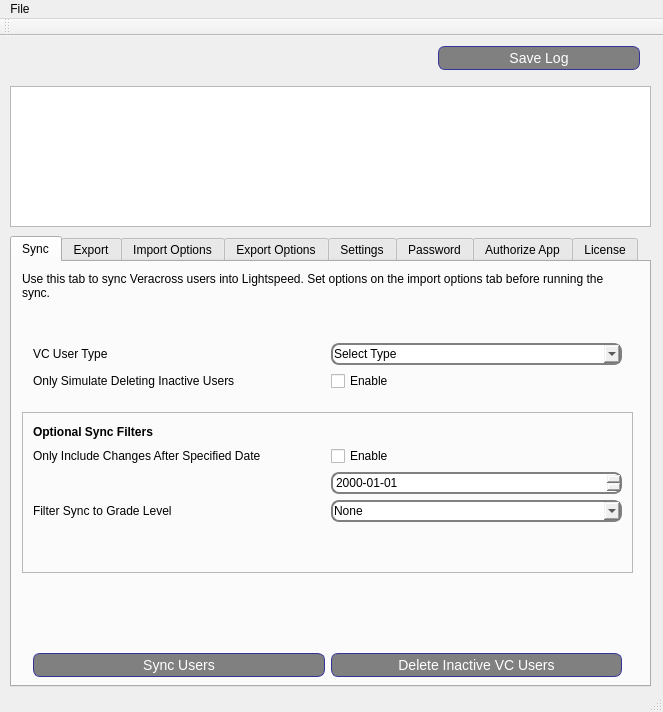
beckf/lightspeed-vc-connector, file qt-lightspeed-pos-vc-connector/mainwindow.ui: the form before one commit.
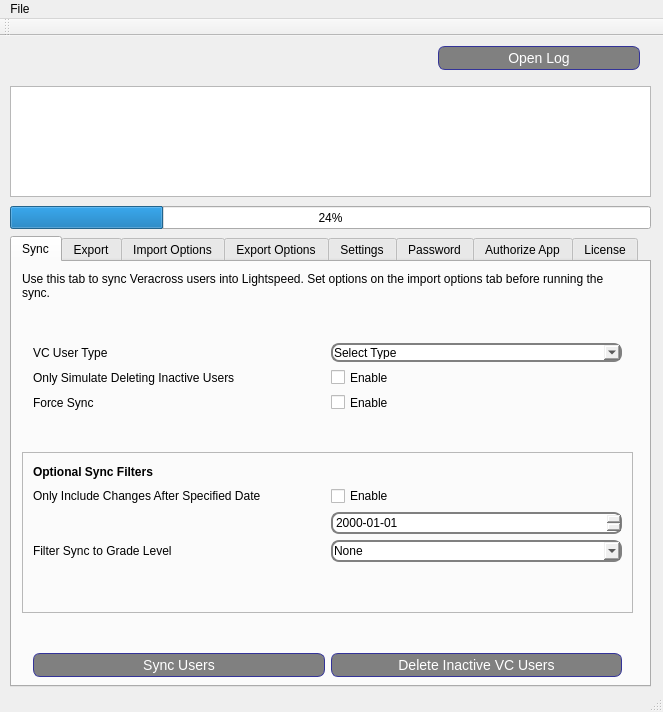
The form after the commit. The open tabs and pages were chosen to show the change.

Commit message: stopped updating text in log window. causes crashes when edited to frequently. moved to logging in %temp%. Added progress bar. added force option for sync.

```diff
--- a/qt-lightspeed-pos-vc-connector/mainwindow.ui
+++ b/qt-lightspeed-pos-vc-connector/mainwindow.ui
@@ -83,7 +83,7 @@
      <string notr="true"/>
     </property>
     <property name="currentIndex">
-     <number>3</number>
+     <number>0</number>
     </property>
     <property name="usesScrollButtons">
      <bool>false</bool>
@@ -98,24 +98,10 @@
         <x>10</x>
         <y>70</y>
         <width>611</width>
-        <height>71</height>
+        <height>91</height>
        </rect>
       </property>
       <layout class="QGridLayout" name="gridLayout_3">
-       <item row="0" column="0">
-        <widget class="QLabel" name="label_3">
-         <property name="text">
-          <string>VC User Type</string>
-         </property>
-        </widget>
-       </item>
-       <item row="1" column="0">
-        <widget class="QLabel" name="label_27">
-         <property name="text">
-          <string>Only Simulate Deleting Inactive Users</string>
-         </property>
-        </widget>
-       </item>
        <item row="0" column="1">
         <widget class="QComboBox" name="combo_SyncVCUserType">
          <item>
@@ -142,6 +128,34 @@
          </property>
         </widget>
        </item>
+       <item row="0" column="0">
+        <widget class="QLabel" name="label_3">
+         <property name="text">
+          <string>VC User Type</string>
+         </property>
+        </widget>
+       </item>
+       <item row="1" column="0">
+        <widget class="QLabel" name="label_27">
+         <property name="text">
+          <string>Only Simulate Deleting Inactive Users</string>
+         </property>
+        </widget>
+       </item>
+       <item row="2" column="0">
+        <widget class="QLabel" name="label_16">
+         <property name="text">
+          <string>Force Sync</string>
+         </property>
+        </widget>
+       </item>
+       <item row="2" column="1">
+        <widget class="QCheckBox" name="checkBox_ForceSync">
+         <property name="text">
+          <string>Enable</string>
+         </property>
+        </widget>
+       </item>
       </layout>
      </widget>
      <widget class="QWidget" name="gridLayoutWidget_2">
@@ -186,7 +200,7 @@
       <property name="geometry">
        <rect>
         <x>10</x>
-        <y>150</y>
+        <y>190</y>
         <width>611</width>
         <height>161</height>
        </rect>
@@ -1042,7 +1056,7 @@
       <x>10</x>
       <y>50</y>
       <width>641</width>
-      <height>141</height>
+      <height>111</height>
      </rect>
     </property>
    </widget>
@@ -1087,18 +1101,32 @@
       </widget>
      </item>
      <item>
-      <widget class="QPushButton" name="btn_SaveLog">
+      <widget class="QPushButton" name="btn_OpenLog">
        <property name="text">
-        <string>Save Log</string>
+        <string>Open Log</string>
        </property>
       </widget>
      </item>
     </layout>
    </widget>
+   <widget class="QProgressBar" name="progressBar">
+    <property name="geometry">
+     <rect>
+      <x>10</x>
+      <y>170</y>
+      <width>641</width>
+      <height>23</height>
+     </rect>
+    </property>
+    <property name="value">
+     <number>24</number>
+    </property>
+   </widget>
    <zorder>lbl_Icon</zorder>
    <zorder>tabs</zorder>
    <zorder>txtb_SyncLog</zorder>
    <zorder>horizontalLayoutWidget_2</zorder>
+   <zorder>progressBar</zorder>
   </widget>
   <widget class="QToolBar" name="mainToolBar">
    <attribute name="toolBarArea">
@@ -1115,7 +1143,7 @@
      <x>0</x>
      <y>0</y>
      <width>663</width>
-     <height>22</height>
+     <height>21</height>
     </rect>
    </property>
    <widget class="QMenu" name="menuFile">
```
The commit also changes 12 other files.
